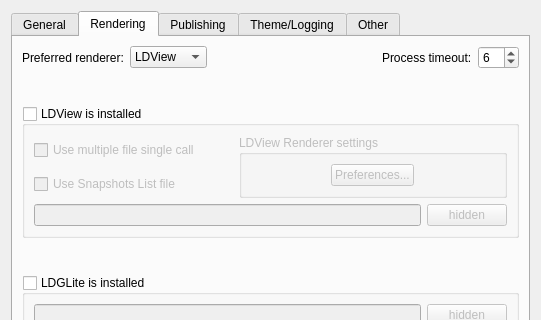
The window that mainApp/preferences.ui (trevorsandy/lpub3d-ci) describes before a commit, drawn with Qt 5; both pictures show x 0 to 541 and y 0 to 320 of the 541 by 730 pixel window.
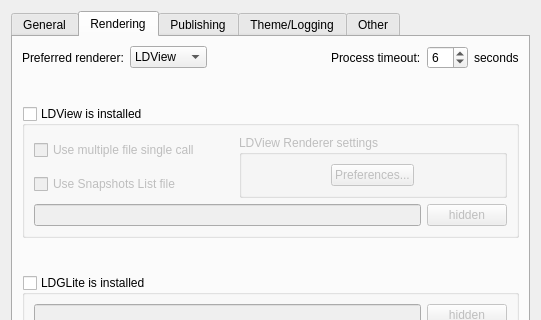
The same window after the commit. The open tabs and pages were chosen to show the change. Icons and pictures are not drawn.

Commit message: Dev - Preferences UI improvement [build pkg]

What changed in the file:
```diff
--- a/mainApp/preferences.ui
+++ b/mainApp/preferences.ui
@@ -877,6 +877,13 @@
            </property>
           </widget>
          </item>
+         <item>
+          <widget class="QLabel" name="timeoutLbl">
+           <property name="text">
+            <string>seconds</string>
+           </property>
+          </widget>
+         </item>
         </layout>
        </item>
        <item>
```
